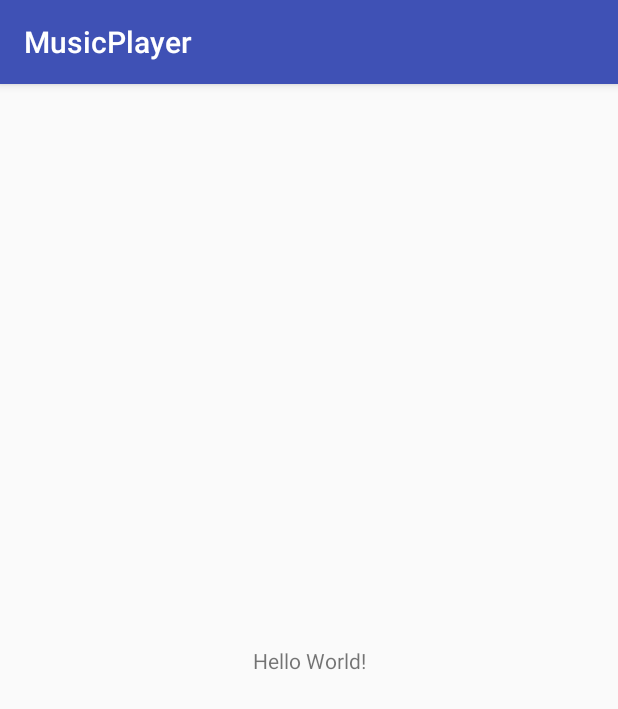
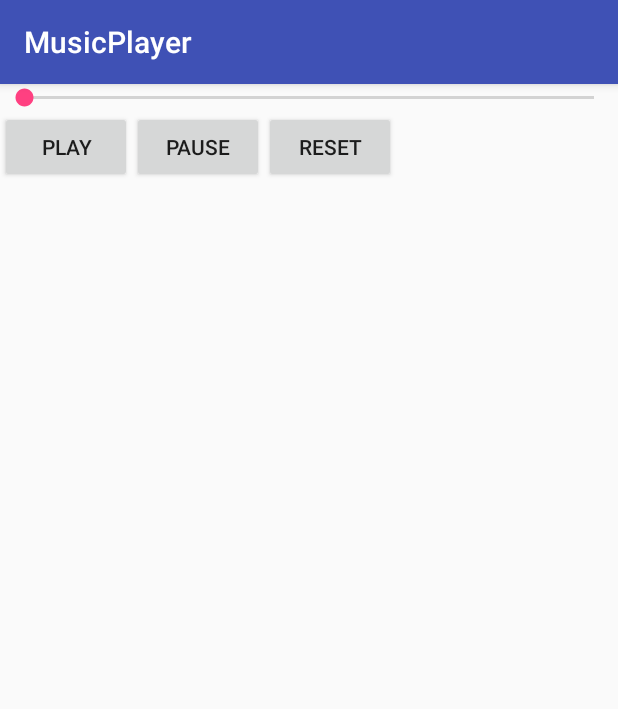
Before and after one commit to archi14/MusicPlayer, an Android app: the screen it shows after launch (MainActivity), on a phone screen of 412 x 824 dp. Shown: the top 709 px of the screen. Run offline under Robolectric (Android 15) with nearby library versions, the phone set to English and light mode, and no system bars.

Commit message:
Added basic properties

```diff
--- a/app/src/main/java/com/example/archi/musicplayer/MainActivity.java
+++ b/app/src/main/java/com/example/archi/musicplayer/MainActivity.java
@@ -1,13 +1,101 @@
 package com.example.archi.musicplayer;
 
+import android.media.MediaPlayer;
+import android.os.Handler;
 import android.support.v7.app.AppCompatActivity;
 import android.os.Bundle;
+import android.view.View;
+import android.widget.Button;
+import android.widget.SeekBar;
 
 public class MainActivity extends AppCompatActivity {
-
+    Button play,pause,reset;
+    SeekBar seekBar;
+    MediaPlayer mediaPlayer;
+    int duration;
+    Handler handler;
     @Override
     protected void onCreate(Bundle savedInstanceState) {
         super.onCreate(savedInstanceState);
         setContentView(R.layout.activity_main);
+        play = findViewById(R.id.play);
+        pause = findViewById(R.id.pause);
+        reset = findViewById(R.id.reset);
+        seekBar  = findViewById(R.id.seekBar);
+        InitializePlayer();
+        handler = new Handler();
+        seekBar.setOnSeekBarChangeListener(new SeekBar.OnSeekBarChangeListener() {
+            @Override
+            public void onProgressChanged(SeekBar seekBar, int progress, boolean fromUser) {
+                    mediaPlayer.seekTo(progress);
+            }
+
+            @Override
+            public void onStartTrackingTouch(SeekBar seekBar) {
+
+            }
+
+            @Override
+            public void onStopTrackingTouch(SeekBar seekBar) {
+
+            }
+        });
+        pause.setOnClickListener(new View.OnClickListener() {
+            @Override
+            public void onClick(View v) {
+                mediaPlayer.pause();
+            }
+        });
+
+        play.setOnClickListener(new View.OnClickListener() {
+            @Override
+            public void onClick(View v) {
+                if(mediaPlayer!=null && !mediaPlayer.isPlaying())
+                {
+                    mediaPlayer.start();
+                    new Thread(new Runnable() {
+                        @Override
+                        public void run() {
+                            while(mediaPlayer.getCurrentPosition()<duration)
+                            {
+                                try{
+                                    Thread.sleep(500);
+                                } catch (InterruptedException e) {
+                                    e.printStackTrace();
+                                }
+                                handler.post(new Runnable() {
+                                    @Override
+                                    public void run() {
+                                        seekBar.setProgress(mediaPlayer.getCurrentPosition());
+
+                                    }
+                                });
+                            }
+                        }
+                    }).start();
+                }
+            }
+        });
+
+        reset.setOnClickListener(new View.OnClickListener() {
+            @Override
+            public void onClick(View v) {
+                if(mediaPlayer!=null)
+                {
+                    mediaPlayer.reset();
+                }
+            }
+        });
+    }
+
+
+    private void InitializePlayer() {
+        if(mediaPlayer==null)
+        {
+            mediaPlayer =  MediaPlayer.create(getApplicationContext(),R.raw.b);
+            duration = mediaPlayer.getDuration();
+            seekBar.setMax(duration);
+
+        }
     }
 }
--- a/app/src/main/res/layout/activity_main.xml
+++ b/app/src/main/res/layout/activity_main.xml
@@ -1,18 +1,48 @@
 <?xml version="1.0" encoding="utf-8"?>
-<android.support.constraint.ConstraintLayout xmlns:android="http://schemas.android.com/apk/res/android"
+<LinearLayout xmlns:android="http://schemas.android.com/apk/res/android"
     xmlns:app="http://schemas.android.com/apk/res-auto"
     xmlns:tools="http://schemas.android.com/tools"
     android:layout_width="match_parent"
     android:layout_height="match_parent"
-    tools:context=".MainActivity">
+    tools:context=".MainActivity"
+    android:orientation="vertical"
+    >
 
-    <TextView
+    <SeekBar
+        android:id="@+id/seekBar"
+        android:layout_width="match_parent"
+        android:layout_height="wrap_content" />
+
+    <LinearLayout
         android:layout_width="wrap_content"
         android:layout_height="wrap_content"
-        android:text="Hello World!"
-        app:layout_constraintBottom_toBottomOf="parent"
-        app:layout_constraintLeft_toLeftOf="parent"
-        app:layout_constraintRight_toRightOf="parent"
-        app:layout_constraintTop_toTopOf="parent" />
+        android:orientation="horizontal"
+        >
 
-</android.support.constraint.ConstraintLayout>
+        <Button
+            android:layout_width="wrap_content"
+            android:layout_height="wrap_content"
+            android:text="PLAY"
+            android:id="@+id/play"
+            />
+
+        <Button
+            android:layout_width="wrap_content"
+            android:layout_height="wrap_content"
+            android:id="@+id/pause"
+            android:text="PAUSE"
+            />
+
+        <Button
+            android:layout_width="wrap_content"
+            android:layout_height="wrap_content"
+            android:id="@+id/reset"
+            android:text="RESET"
+            />
+
+
+
+
+    </LinearLayout>
+
+</LinearLayout>
--- a/app/src/main/res/values/styles.xml
+++ b/app/src/main/res/values/styles.xml
@@ -1,7 +1,7 @@
 <resources>
 
     <!-- Base application theme. -->
-    <style name="AppTheme" parent="Theme.AppCompat.Light.DarkActionBar">
+    <style name="AppTheme" parent="Base.Theme.AppCompat.Light.DarkActionBar">
         <!-- Customize your theme here. -->
         <item name="colorPrimary">@color/colorPrimary</item>
         <item name="colorPrimaryDark">@color/colorPrimaryDark</item>
```
Also changed, not shown: 1 other file.
